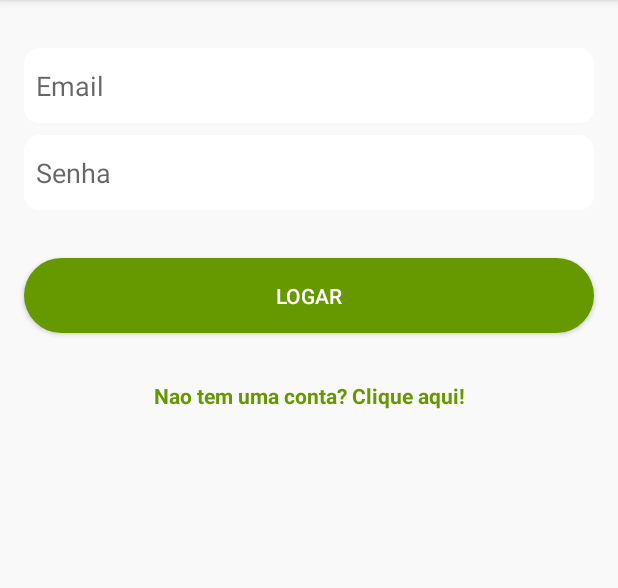
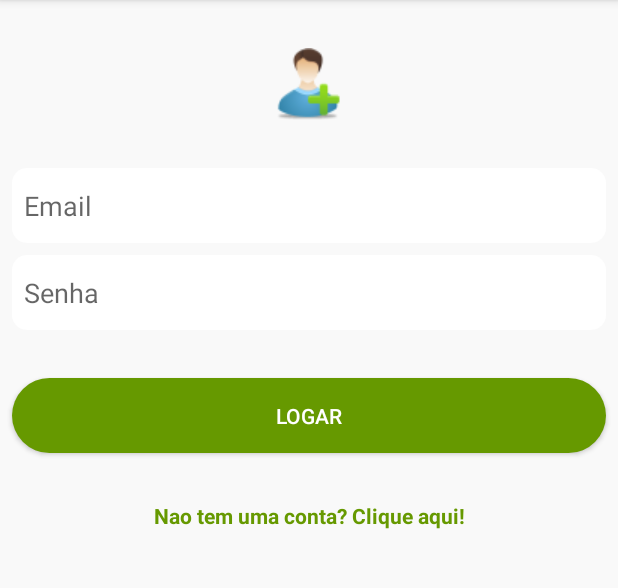
Before and after one commit to viniciussk888/Quiz, an Android app: the screen it shows after launch (MainActivity), on a phone screen of 412 x 824 dp, the part 84-672 px from its top. Run offline under Robolectric (Android 15) with nearby library versions, the phone set to English and light mode, and no system bars; our stand-ins replace Firebase (no records; nobody signed in at launch, a user with empty details on screens opened directly).

Commit message:
Foto Concluida

```diff
--- a/app/src/main/java/com/example/whychat/MainActivity.java
+++ b/app/src/main/java/com/example/whychat/MainActivity.java
@@ -8,6 +8,7 @@ import android.util.Log;
 import android.view.View;
 import android.widget.Button;
 import android.widget.EditText;
+import android.widget.ImageView;
 import android.widget.TextView;
 import android.widget.Toast;
 
@@ -23,6 +24,7 @@ public class MainActivity extends AppCompatActivity {
     private EditText mEditSenha;
     private Button mBtnLogin;
     private TextView mTxtcriarConta;
+    private ImageView mLogo;
 
     @Override
     protected void onCreate(Bundle savedInstanceState) {
@@ -33,6 +35,7 @@ public class MainActivity extends AppCompatActivity {
         mEditSenha = findViewById(R.id.editSenha);
         mBtnLogin = findViewById(R.id.btnCadastrar);
         mTxtcriarConta = findViewById(R.id.txtCriarConta);
+        mLogo = findViewById(R.id.logo);
 
         mBtnLogin.setOnClickListener(new View.OnClickListener() {
             @Override
--- a/app/src/main/res/drawable/bg_contato_foto.xml
+++ /dev/null
@@ -1,6 +0,0 @@
-<?xml version="1.0" encoding="utf-8"?>
-<shape xmlns:android="http://schemas.android.com/apk/res/android">
-
-    <corners android:radius="150dp"/>
-
-</shape>
--- a/app/src/main/res/layout/activity_main.xml
+++ b/app/src/main/res/layout/activity_main.xml
@@ -11,20 +11,20 @@
         android:id="@+id/editEmail"
         android:layout_width="0dp"
         android:layout_height="50dp"
-        android:layout_marginStart="16dp"
-        android:layout_marginLeft="16dp"
+        android:layout_marginStart="8dp"
+        android:layout_marginLeft="8dp"
         android:layout_marginTop="32dp"
-        android:layout_marginEnd="16dp"
-        android:layout_marginRight="16dp"
-        android:paddingLeft="8dp"
+        android:layout_marginEnd="8dp"
+        android:layout_marginRight="8dp"
         android:background="@drawable/bg_edittext_redondo"
         android:ems="10"
         android:hint="@string/email_mensagem"
         android:inputType="textEmailAddress"
+        android:paddingLeft="8dp"
         app:layout_constraintEnd_toEndOf="parent"
         app:layout_constraintHorizontal_bias="0.0"
         app:layout_constraintStart_toStartOf="parent"
-        app:layout_constraintTop_toTopOf="parent" />
+        app:layout_constraintTop_toBottomOf="@+id/logo" />
 
     <EditText
         android:id="@+id/editSenha"
@@ -65,4 +65,21 @@
         app:layout_constraintEnd_toEndOf="@+id/btnCadastrar"
         app:layout_constraintStart_toStartOf="@+id/btnCadastrar"
         app:layout_constraintTop_toBottomOf="@+id/btnCadastrar" />
+
+    <ImageView
+        android:id="@+id/logo"
+        android:layout_width="wrap_content"
+        android:layout_height="wrap_content"
+        android:layout_marginStart="8dp"
+        android:layout_marginLeft="8dp"
+        android:layout_marginTop="32dp"
+        android:layout_marginEnd="8dp"
+        android:layout_marginRight="8dp"
+        android:src="@drawable/testefoto"
+        app:layout_constraintEnd_toEndOf="parent"
+        app:layout_constraintHorizontal_bias="0.498"
+        app:layout_constraintStart_toStartOf="parent"
+        app:layout_constraintTop_toTopOf="parent"
+        tools:srcCompat="@tools:sample/avatars" />
+
 </android.support.constraint.ConstraintLayout>
--- a/app/src/main/res/layout/item_user.xml
+++ b/app/src/main/res/layout/item_user.xml
@@ -14,7 +14,6 @@
         android:layout_marginLeft="16dp"
         android:layout_marginTop="16dp"
         android:layout_marginBottom="8dp"
-        android:background="@drawable/bg_contato_foto"
         app:layout_constraintBottom_toBottomOf="parent"
         app:layout_constraintStart_toStartOf="parent"
         app:layout_constraintTop_toTopOf="parent"
```
Also changed, not shown: app/src/main/res/drawable/testefoto.png (added).
